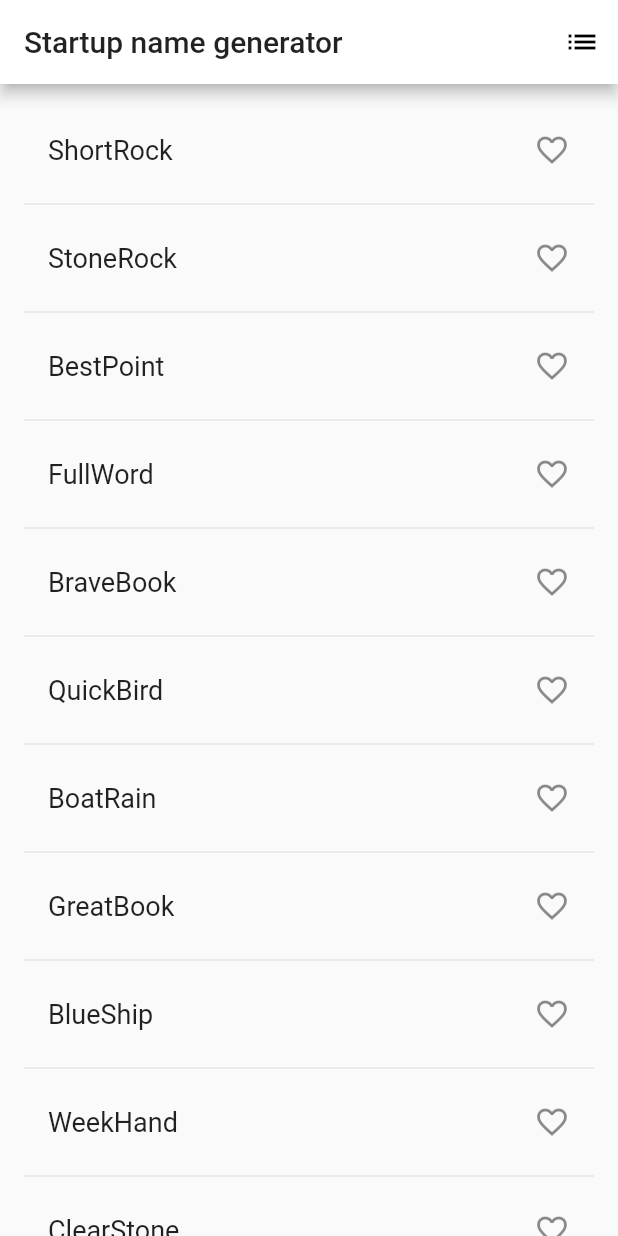
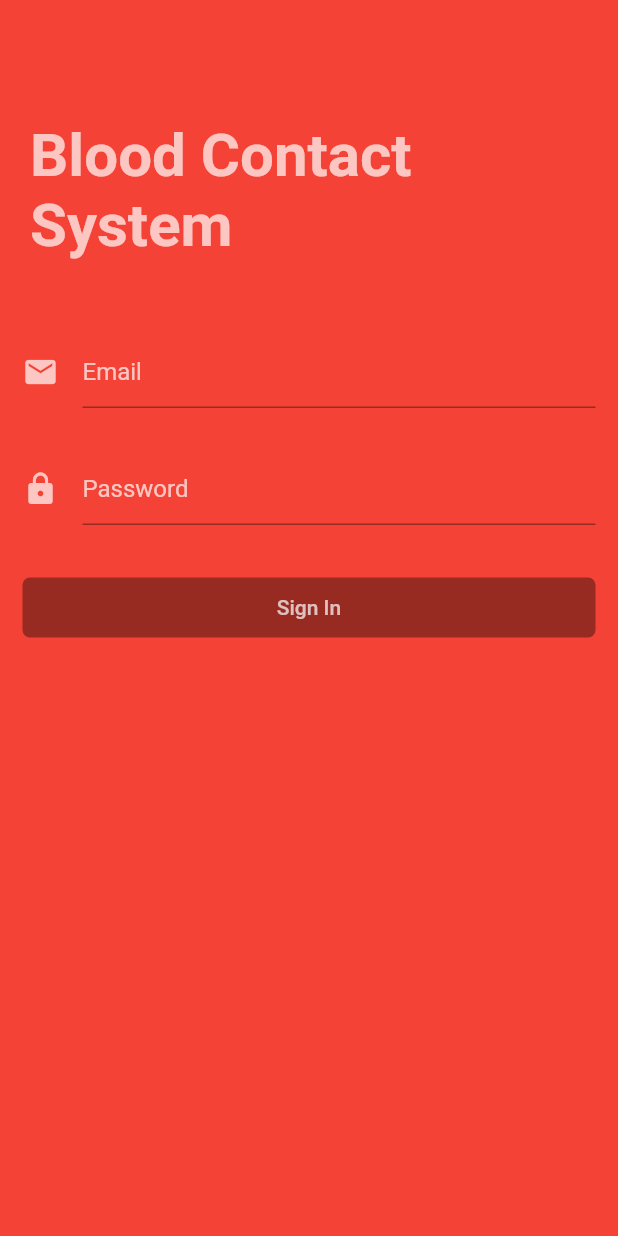
Before and after one commit to Bibek07121998/blood-contact-android, a Flutter app: the screen it shows after launch, on a phone screen of 412 x 824 dp. Run offline on Flutter 3.47's test engine with Material 2 defaults, Android fonts, the phone set to English and light mode, and no system bars; our stand-ins replace shared_preferences; network calls fail.

Commit message:
list posts

```diff
--- /dev/null
+++ b/lib/login_page.dart
@@ -0,0 +1,136 @@
+  import 'dart:convert';
+
+import 'package:flutter/material.dart';
+import 'package:flutter/services.dart';
+import 'package:http/http.dart' as http;
+import 'package:start_app/main.dart';
+import 'package:shared_preferences/shared_preferences.dart';
+
+class LoginPage extends StatefulWidget {
+  @override
+  _LoginPageState createState() => _LoginPageState();
+}
+
+class _LoginPageState extends State<LoginPage> {
+
+  bool _isLoading = false;
+
+  @override
+  Widget build(BuildContext context) {
+    SystemChrome.setSystemUIOverlayStyle(SystemUiOverlayStyle.light.copyWith(statusBarColor: Colors.transparent));
+    return Scaffold(
+      body: Container(
+        decoration: BoxDecoration(
+          gradient: LinearGradient(
+              colors: [Colors.red, Colors.red],
+              begin: Alignment.topCenter,
+              end: Alignment.bottomCenter),
+        ),
+        child: _isLoading ? Center(child: CircularProgressIndicator()) : ListView(
+          children: <Widget>[
+            headerSection(),
+            textSection(),
+            buttonSection(),
+          ],
+        ),
+      ),
+    );
+  }
+
+  signIn(String email, password) async {
+    SharedPreferences sharedPreferences = await SharedPreferences.getInstance();
+    Map data = {
+      'email': email,
+      'password': password
+    };
+    var jsonResponse = null;
+    var response = await http.post("http://10.0.2.2:8000/api/account/login/", body: data);
+    if(response.statusCode == 200) {
+      jsonResponse = json.decode(response.body);
+      if(jsonResponse != null) {
+        setState(() {
+          _isLoading = false;
+        });
+        sharedPreferences.setString("token", jsonResponse['token']);
+        Navigator.of(context).pushAndRemoveUntil(MaterialPageRoute(builder: (BuildContext context) => MainPage()), (Route<dynamic> route) => false);
+      }
+    }
+    else {
+      setState(() {
+        _isLoading = false;
+      });
+      print(response.body);
+    }
+  }
+
+  Container buttonSection() {
+    return Container(
+      width: MediaQuery.of(context).size.width,
+      height: 40.0,
+      padding: EdgeInsets.symmetric(horizontal: 15.0),
+      margin: EdgeInsets.only(top: 15.0),
+      child: RaisedButton(
+        onPressed: emailController.text == "" || passwordController.text == "" ? null : () {
+          setState(() {
+            _isLoading = true;
+          });
+          signIn(emailController.text, passwordController.text);
+        },
+        elevation: 0.0,
+        color: Colors.purple,
+        child: Text("Sign In", style: TextStyle(color: Colors.white70)),
+        shape: RoundedRectangleBorder(borderRadius: BorderRadius.circular(5.0)),
+      ),
+    );
+  }
+
+  final TextEditingController emailController = new TextEditingController();
+  final TextEditingController passwordController = new TextEditingController();
+
+  Container textSection() {
+    return Container(
+      padding: EdgeInsets.symmetric(horizontal: 15.0, vertical: 20.0),
+      child: Column(
+        children: <Widget>[
+          TextFormField(
+            controller: emailController,
+            cursorColor: Colors.white,
+
+            style: TextStyle(color: Colors.white70),
+            decoration: InputDecoration(
+              icon: Icon(Icons.email, color: Colors.white70),
+              hintText: "Email",
+              border: UnderlineInputBorder(borderSide: BorderSide(color: Colors.white70)),
+              hintStyle: TextStyle(color: Colors.white70),
+            ),
+          ),
+          SizedBox(height: 30.0),
+          TextFormField(
+            controller: passwordController,
+            cursorColor: Colors.white,
+            obscureText: true,
+            style: TextStyle(color: Colors.white70),
+            decoration: InputDecoration(
+              icon: Icon(Icons.lock, color: Colors.white70),
+              hintText: "Password",
+              border: UnderlineInputBorder(borderSide: BorderSide(color: Colors.white70)),
+              hintStyle: TextStyle(color: Colors.white70),
+            ),
+          ),
+        ],
+      ),
+    );
+  }
+
+  Container headerSection() {
+    return Container(
+      margin: EdgeInsets.only(top: 50.0),
+      padding: EdgeInsets.symmetric(horizontal: 20.0, vertical: 30.0),
+      child: Text("Blood Contact \nSystem",
+          style: TextStyle(
+              color: Colors.white70,
+              fontSize: 40.0,
+              fontWeight: FontWeight.bold)),
+    );
+  }
+}
--- a/lib/main.dart
+++ b/lib/main.dart
@@ -1,109 +1,154 @@
-import 'package:english_words/english_words.dart' as prefix0;
+import 'dart:async';
+import 'dart:convert';
+
 import 'package:flutter/material.dart';
-import 'package:english_words/english_words.dart';
+import 'package:flutter/services.dart';
+import 'package:http/http.dart' as http;
+import 'package:start_app/login_page.dart';
+import 'package:shared_preferences/shared_preferences.dart';
+
 void main() => runApp(MyApp());
 
 class MyApp extends StatelessWidget {
   @override
   Widget build(BuildContext context) {
-    // final wordPair = WordPair.random();
     return MaterialApp(
-      title: 'Startup name generator',
+      title: "Code Land",
+      debugShowCheckedModeBanner: false,
+      home: MainPage(),
       theme: ThemeData(
-        primaryColor: Colors.white,
+        accentColor: Colors.white70
       ),
-      home: RandomWords(),
     );
   }
 }
-class RandomWords extends StatefulWidget {
+
+class MainPage extends StatefulWidget {
   @override
-  _RandomWordsState createState() => _RandomWordsState();
+  _MainPageState createState() => _MainPageState();
 }
 
-class _RandomWordsState extends State<RandomWords> {
+class _MainPageState extends State<MainPage> {
+
+  Future<List<BloodPost>> _getPosts() async {
+    var bloodData = await http.get('http://10.0.2.2:8000/api/requests/bloodRequests/');
+
+    var jsonData = json.decode(bloodData.body);
+
+    List<BloodPost> posts = [];
+
+    for (var b in jsonData) {
+
+      BloodPost post = BloodPost(b['pk'], b['title'], b['slug'], b['username'], b['description'], b['bloodGroup'], b['image'], b['updatedDate']);
+      posts.add(post);
+
+    }
+    print(posts.length);
+
+    return posts;
+
+  }
+
+  SharedPreferences sharedPreferences;
+  String name;
+  String email;
+
   @override
-  void _pushSaved() {
-    Navigator.of(context).push(
-      MaterialPageRoute<void>(
-        builder: (BuildContext context) {
-          final Iterable<ListTile> tiles = _saved.map(
-            (WordPair pair) {
-              return ListTile (
-                title: Text(
-                  pair.asPascalCase,
-                  style: _biggerFont,
-                ),
-              );
-            }
-          );
-          final List<Widget> divided = ListTile
-          .divideTiles(
-            context: context,
-            tiles: tiles,
-          )
-          .toList();
-          return Scaffold(
-            appBar: AppBar(
-              title: Text('Saved Suggestions'),
-            ),
-            body: ListView(
-              children: divided
-            ),
-          );
-        }
-      )
-    );
+  void initState() {
+    super.initState();
+    checkLoginStatus();
   }
-  final List<WordPair> _suggestions = <WordPair>[];
-  final Set<WordPair> _saved = Set<WordPair>();
-  final _biggerFont = const TextStyle(fontSize: 18.0);
-  Widget _buildSuggestion() {
-    return ListView.builder(
-      padding: const EdgeInsets.all(16.0),
-      itemBuilder: (context, i){
-        if (i.isOdd) return Divider();
 
-        final index = i ~/ 2;
-        if (index >= _suggestions.length) {
-          _suggestions.addAll(generateWordPairs().take(10));
-        }
-        return _buildRow(_suggestions[index]);
-      },
-    );
+  checkLoginStatus() async {
+    sharedPreferences = await SharedPreferences.getInstance();
+    if(sharedPreferences.getString("token") == null) {
+      Navigator.of(context).pushAndRemoveUntil(MaterialPageRoute(builder: (BuildContext context) => LoginPage()), (Route<dynamic> route) => false);
+    }
   }
-  Widget _buildRow(WordPair pair) {
-    final bool alreadySaved = _saved.contains(pair);
-    return ListTile(
-      title: Text(
-        pair.asPascalCase,
-        style: _biggerFont,
-      ),
-      trailing: Icon(
-        alreadySaved ? Icons.favorite : Icons.favorite_border,
-        color: alreadySaved ? Colors.red: null,
-      ),
-      onTap: () {
-        setState(() {
-          if (alreadySaved) {
-            _saved.remove(pair);
-          }
-          else {
-            _saved.add(pair);
-          }
-        });
-      },
-    );
-  }
+
+
+  @override
   Widget build(BuildContext context) {
     return Scaffold(
       appBar: AppBar(
-        title: Text('Startup name generator'),
+        title: Text("Blood Posts", style: TextStyle(color: Colors.white)),
         actions: <Widget>[
-          IconButton(icon: Icon(Icons.list), onPressed: _pushSaved),
+          FlatButton(
+            onPressed: () {
+              sharedPreferences.clear();
+              sharedPreferences.commit();
+              Navigator.of(context).pushAndRemoveUntil(MaterialPageRoute(builder: (BuildContext context) => LoginPage()), (Route<dynamic> route) => false);
+            },
+            child: Text("Log Out", style: TextStyle(color: Colors.white)),
+          ),
         ],
       ),
-      body: _buildSuggestion(),
+      body: Container(
+        child: FutureBuilder(
+          future: _getPosts(),
+          builder: (BuildContext conext, AsyncSnapshot snapshot){
+            if (snapshot.data == null ){
+              return Container(
+                child: Center(
+                  child: Text("Loading....."),
+                ),
+              );
+            }else{
+              return ListView.builder(
+                itemCount: snapshot.data.length,
+                itemBuilder: (BuildContext context, int pk){
+
+                  return ListTile(
+                    leading: CircleAvatar(
+
+                    ),
+                    title: Text(snapshot.data[pk].slug),
+                    subtitle: Text("Author:" + ' ' + snapshot.data[pk].username + '\n' + "Updated date:" + " " + snapshot.data[pk].updatedDate
+                                  + '\n' + "Blood Group:" + ' ' + snapshot.data[pk].bloodGroup
+                    ),
+
+                    onTap: () {
+                      Navigator.push(context,
+                        new MaterialPageRoute(builder: (context) => PostDetailPage(snapshot.data[pk]))
+                      );
+                    },
+                  );
+
+                },
+              );
+            }
+          },
+        ),
+      ),
+      drawer: Drawer(),
     );
   }
 }
+
+class PostDetailPage extends StatelessWidget {
+
+  final BloodPost post;
+  PostDetailPage(this.post);
+
+  @override
+  Widget build(BuildContext context) {
+    return Scaffold(
+      appBar: AppBar(
+        title: Text(post.slug),
+      ),
+    );
+  }
+}
+
+class BloodPost {
+  final int pk;
+  final String title;
+  final String slug;
+  final String username;
+  final String description;
+  final String bloodGroup;
+  final String updatedDate;
+  final String image;
+
+  BloodPost (this.pk, this.title, this.slug, this.username, this.description, this.bloodGroup, this.image, this.updatedDate);
+}
--- a/pubspec.yaml
+++ b/pubspec.yaml
@@ -24,6 +24,8 @@ dependencies:
   # Use with the CupertinoIcons class for iOS style icons.
   cupertino_icons: ^0.1.2
   english_words: ^3.1.0
+  http: ^0.12.0+2
+  shared_preferences: ^0.5.7+3
 
 dev_dependencies:
   flutter_test:
```
Also changed, not shown: pubspec.lock, 3 other files.
